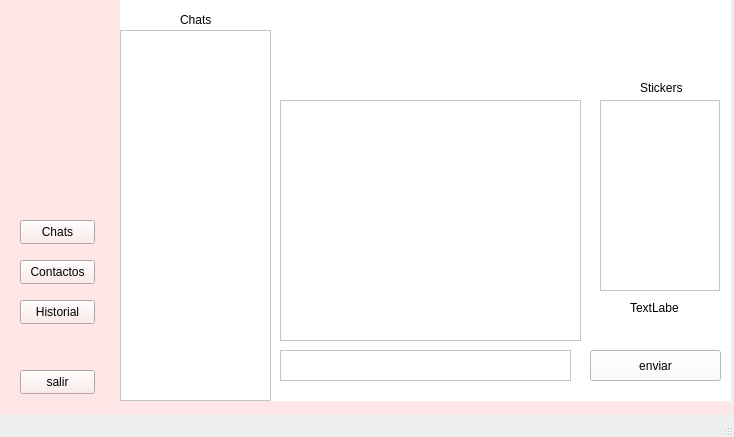
This is mainwindow.ui in Scastelar/Chat as Qt 5 draws it before an edit. The edited form follows.
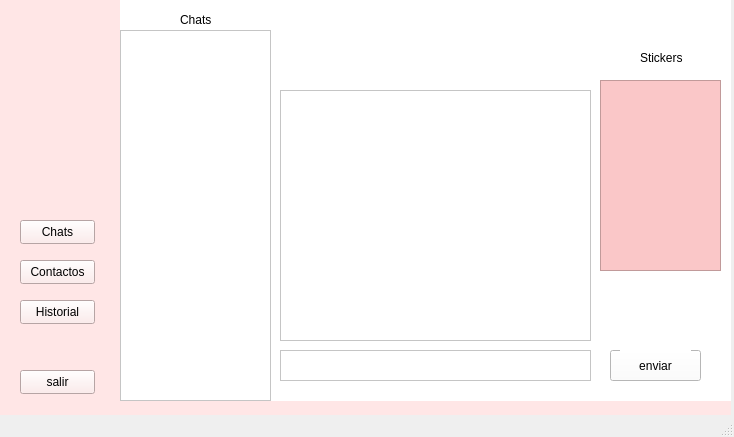
This is the edited form. Icons and pictures are not drawn.

```diff
--- a/mainwindow.ui
+++ b/mainwindow.ui
@@ -698,7 +698,7 @@
            <rect>
             <x>160</x>
             <y>330</y>
-            <width>291</width>
+            <width>311</width>
             <height>31</height>
            </rect>
           </property>
@@ -706,9 +706,9 @@
          <widget class="QPushButton" name="pushButton_10">
           <property name="geometry">
            <rect>
-            <x>470</x>
+            <x>490</x>
             <y>330</y>
-            <width>131</width>
+            <width>91</width>
             <height>31</height>
            </rect>
           </property>
@@ -720,9 +720,9 @@
           <property name="geometry">
            <rect>
             <x>160</x>
-            <y>80</y>
-            <width>301</width>
-            <height>241</height>
+            <y>70</y>
+            <width>311</width>
+            <height>251</height>
            </rect>
           </property>
          </widget>
@@ -740,7 +740,7 @@
           <property name="geometry">
            <rect>
             <x>520</x>
-            <y>60</y>
+            <y>30</y>
             <width>49</width>
             <height>16</height>
            </rect>
@@ -753,11 +753,14 @@
           <property name="geometry">
            <rect>
             <x>480</x>
-            <y>80</y>
-            <width>120</width>
+            <y>60</y>
+            <width>121</width>
             <height>191</height>
            </rect>
           </property>
+          <property name="styleSheet">
+           <string notr="true">background-color: rgb(250, 199, 200);</string>
+          </property>
           <property name="widgetResizable">
            <bool>true</bool>
           </property>
@@ -766,33 +769,31 @@
             <rect>
              <x>0</x>
              <y>0</y>
-             <width>118</width>
+             <width>119</width>
              <height>189</height>
             </rect>
            </property>
-           <widget class="QWidget" name="scrollAreaWidgetContents_3" native="true">
-            <property name="geometry">
-             <rect>
-              <x>0</x>
-              <y>0</y>
-              <width>120</width>
-              <height>191</height>
-             </rect>
-            </property>
-           </widget>
+           <layout class="QGridLayout" name="gridLayout">
+            <item row="0" column="0">
+             <widget class="QWidget" name="widgetStickersContainer" native="true"/>
+            </item>
+           </layout>
           </widget>
          </widget>
          <widget class="QLabel" name="labelStickerSeleccionado">
           <property name="geometry">
            <rect>
-            <x>510</x>
-            <y>280</y>
-            <width>49</width>
-            <height>16</height>
+            <x>500</x>
+            <y>260</y>
+            <width>71</width>
+            <height>71</height>
            </rect>
           </property>
           <property name="text">
-           <string>TextLabel</string>
+           <string/>
+          </property>
+          <property name="scaledContents">
+           <bool>true</bool>
           </property>
          </widget>
         </widget>
```
Left out of the diff: 7 changed lines with no effect on the pictures.
